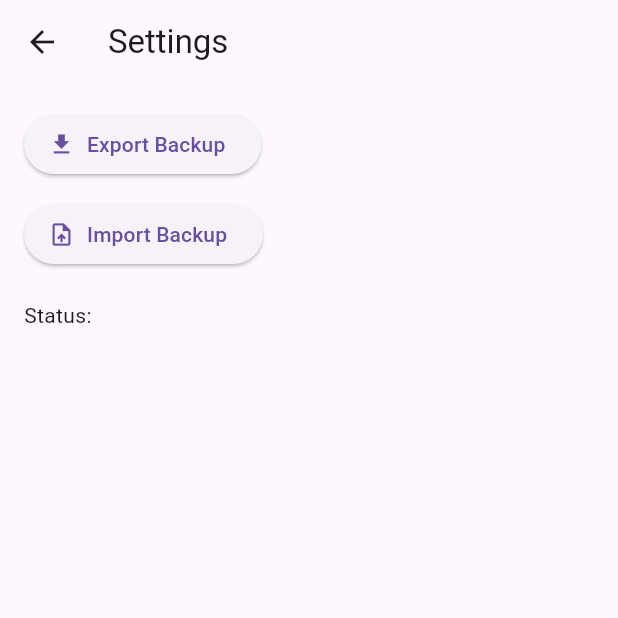
After one commit to hfcs/simple_match, a Flutter app: the SettingsView screen opened directly, after a tap on "Export Backup", on a phone screen of 412 x 824 dp, the top half of it. The commit adds this screen. Run offline on Flutter 3.47's test engine with Material 3 defaults, Android fonts, the phone set to English and light mode, and no system bars; our stand-ins replace printing, shared_preferences; missing offline and left inert: dart:html, dart:js_util; accounts and stored records are empty.

Commit message:
feature: web export/import + persistence import/export (web-safe exporters, file picker, persistence import/export)

```diff
--- a/lib/services/persistence_service.dart
+++ b/lib/services/persistence_service.dart
@@ -1,4 +1,9 @@
+// ignore_for_file: unnecessary_brace_in_string_interps
+
 import 'dart:convert';
+import 'dart:io';
+import 'platform_info.dart';
+import 'dart:typed_data';
 import 'package:shared_preferences/shared_preferences.dart';
 import 'package:logging/logging.dart';
 import '../models/shooter.dart';
@@ -173,6 +178,148 @@ class PersistenceService {
         .toList();
   }
 
+  /// Build a full backup map containing metadata and all lists.
+  Future<Map<String, dynamic>> buildBackupMap() async {
+    await ensureSchemaUpToDate();
+    final prefs = _prefs ?? await SharedPreferences.getInstance();
+    // For metadata we include schema version and timestamp
+    final meta = <String, dynamic>{
+      'schemaVersion': prefs.getInt(kDataSchemaVersionKey) ?? kDataSchemaVersion,
+      'exportedAt': DateTime.now().toUtc().toIso8601String(),
+      'appVersion': 'unknown', // kept simple for MVP
+      'platform': getPlatformName(),
+    };
+    final stages = await loadList('stages');
+    final shooters = await loadList('shooters');
+    final results = await loadList('stageResults');
+    return {
+      'metadata': meta,
+      'stages': stages,
+      'shooters': shooters,
+      'stageResults': results,
+    };
+  }
+
+  /// Return JSON string of a full backup (plain JSON, MVP no compression).
+  Future<String> exportBackupJson() async {
+    final map = await buildBackupMap();
+    return jsonEncode(map);
+  }
+
+  /// Atomic write to file path (plain JSON). Throws on IO errors.
+  Future<File> exportBackupToFile(String path) async {
+    final jsonStr = await exportBackupJson();
+    final outFile = File(path);
+    final tmp = File('${path}.tmp');
+
+    // Ensure parent dir exists
+    try {
+      await outFile.parent.create(recursive: true);
+    } catch (e) {
+      throw Exception('Failed to create parent directory for export file: $e');
+    }
+
+    try {
+      await tmp.writeAsString(jsonStr);
+    } catch (e) {
+      throw Exception('Failed to write temporary export file: $e');
+    }
+
+    // Try atomic rename; fall back to copy if rename isn't supported on the platform/filesystem
+    try {
+      if (await outFile.exists()) {
+        await outFile.delete();
+      }
+      return await tmp.rename(path);
+    } catch (e) {
+      // Non-atomic fallback: copy and remove temp file
+      try {
+        await tmp.copy(path);
+        await tmp.delete();
+        return File(path);
+      } catch (e2) {
+        throw Exception('Failed to finalize export file (rename and copy failed): $e ; $e2');
+      }
+    }
+  }
+
+  /// Result object returned from import operation.
+  /// Simple MVP: success flag, message, and counts of imported records.
+
+
+  /// Import backup from raw bytes (expects UTF-8 JSON). If [dryRun] is true,
+  /// validate only and do not persist. If [backupBeforeRestore] is true, save
+  /// a snapshot of current persisted data in prefs under key 'backup_before_restore'.
+  Future<ImportResult> importBackupFromBytes(Uint8List bytes, {bool dryRun = false, bool backupBeforeRestore = true}) async {
+    final prefs = _prefs ?? await SharedPreferences.getInstance();
+    String jsonStr;
+    try {
+      jsonStr = utf8.decode(bytes);
+    } catch (e) {
+      return ImportResult(success: false, message: 'Invalid UTF-8 in backup bytes');
+    }
+
+    Map<String, dynamic> parsed;
+    try {
+      final decoded = jsonDecode(jsonStr);
+      if (decoded is! Map<String, dynamic>) return ImportResult(success: false, message: 'Backup JSON must be an object');
+      parsed = decoded;
+    } catch (e) {
+      return ImportResult(success: false, message: 'Failed to parse JSON: $e');
+    }
+
+    // Basic validation
+    if (!parsed.containsKey('stages') || !parsed.containsKey('shooters') || !parsed.containsKey('stageResults')) {
+      return ImportResult(success: false, message: 'Backup missing required keys (stages, shooters, stageResults)');
+    }
+
+    final stages = parsed['stages'];
+    final shooters = parsed['shooters'];
+    final results = parsed['stageResults'];
+    if (stages is! List || shooters is! List || results is! List) {
+      return ImportResult(success: false, message: 'Backup keys must be lists');
+    }
+
+    // If dry run, return counts and success
+    if (dryRun) {
+      return ImportResult(success: true, counts: {
+        'stages': stages.length,
+        'shooters': shooters.length,
+        'stageResults': results.length,
+      });
+    }
+
+    // Backup current data snapshot in prefs (simple MVP)
+    if (backupBeforeRestore) {
+      try {
+        final current = await buildBackupMap();
+        await prefs.setString('backup_before_restore', jsonEncode(current));
+      } catch (e, st) {
+        _logger.warning('Failed to create backup_before_restore snapshot: $e', e, st);
+      }
+    }
+
+    // Persist incoming lists using saveList to ensure schema version updates
+    try {
+      // normalize to List<Map<String,dynamic>>
+      final stagesList = stages.map<Map<String, dynamic>>((e) => Map<String, dynamic>.from(e as Map)).toList();
+      final shootersList = shooters.map<Map<String, dynamic>>((e) => Map<String, dynamic>.from(e as Map)).toList();
+      final resultsList = results.map<Map<String, dynamic>>((e) => Map<String, dynamic>.from(e as Map)).toList();
+      await saveList('stages', stagesList);
+      await saveList('shooters', shootersList);
+      await saveList('stageResults', resultsList);
+    } catch (e, st) {
+      _logger.severe('Failed to persist imported backup: $e', e, st);
+      return ImportResult(success: false, message: 'Failed to save imported data: $e');
+    }
+
+    return ImportResult(success: true, counts: {
+      'stages': stages.length,
+      'shooters': shooters.length,
+      'stageResults': results.length,
+    });
+  }
+
   Future<void> saveList(String key, List<Map<String, dynamic>> list) async {
     final prefs = _prefs ?? await SharedPreferences.getInstance();
     _logger.info('Attempting to save list to key $key with data: $list');
@@ -204,3 +351,11 @@ class PersistenceService {
 
   // Migration method is public and can be invoked directly in tests.
 }
+
+/// Result object returned from import operations.
+class ImportResult {
+  final bool success;
+  final String? message;
+  final Map<String, int> counts;
+  ImportResult({required this.success, this.message, Map<String, int>? counts}) : counts = counts ?? {};
+}
--- /dev/null
+++ b/lib/views/settings_view.dart
@@ -0,0 +1,243 @@
+// ignore_for_file: use_build_context_synchronously
+
+import 'package:flutter/foundation.dart';
+import 'package:flutter/material.dart';
+import 'export_utils_web.dart' if (dart.library.io) 'export_utils_io.dart';
+import 'io_file_helpers_web.dart' if (dart.library.io) 'io_file_helpers_io.dart';
+import 'package:provider/provider.dart';
+import '../services/persistence_service.dart';
+import '../repository/match_repository.dart';
+
+class SettingsView extends StatefulWidget {
+  /// Optional override for the platform-specific saveExport function used in tests.
+  final Future<void> Function(String path, String content)? saveExportOverride;
+
+  const SettingsView({super.key, this.saveExportOverride});
+
+  @override
+  State<SettingsView> createState() => _SettingsViewState();
+}
+
+class _SettingsViewState extends State<SettingsView> {
+  String _lastMessage = '';
+
+  // On IO platforms this returns a Directory, on web it returns null.
+  Future<dynamic> _documentsDir() async {
+    return await getDocumentsDirectory();
+  }
+
+  Future<void> _exportBackup(BuildContext context) async {
+    final repo = Provider.of<MatchRepository>(context, listen: false);
+    final svc = repo.persistence ?? PersistenceService();
+    try {
+      final ts = DateTime.now().toIso8601String().replaceAll(':', '-');
+      final exporter = widget.saveExportOverride ?? saveExport;
+
+      // When a test override is provided, skip writing to disk and let the
+      // override handle finalization. This avoids platform method-channel
+      // interactions in widget tests.
+      if (widget.saveExportOverride != null) {
+        final json = await svc.exportBackupJson();
+        final syntheticName = 'simple_match_backup_$ts.json';
+        await exporter(syntheticName, json);
+        if (!mounted) return;
+        setState(() => _lastMessage = 'Exported via override as $syntheticName');
+        ScaffoldMessenger.of(context).showSnackBar(SnackBar(content: Text('Exported via override as $syntheticName')));
+        return;
+      }
+
+      // On web we don't have access to an application documents directory and
+      // calling `getApplicationDocumentsDirectory()` may trigger a
+      // MissingPluginException. For web, directly trigger the browser download
+      // using the exporter (which is the web implementation of saveExport).
+      if (kIsWeb) {
+        final json = await svc.exportBackupJson();
+        final syntheticName = 'simple_match_backup_$ts.json';
+        await exporter(syntheticName, json);
+        if (!mounted) return;
+        setState(() => _lastMessage = 'Exported to browser download as $syntheticName');
+        ScaffoldMessenger.of(context).showSnackBar(SnackBar(content: Text('Exported to browser download as $syntheticName')));
+        return;
+      }
+
+  final dir = await _documentsDir();
+  final path = dir != null ? '${dir.path}/simple_match_backup_$ts.json' : 'simple_match_backup_$ts.json';
+  final file = await svc.exportBackupToFile(path);
+      // Use platform-specific saveExport to finalize for web vs io
+      try {
+        await exporter(path, await svc.exportBackupJson());
+      } catch (_) {
+        // IO saveExport will write to same path; ignore if it fails here
+      }
+      if (!mounted) return;
+      setState(() => _lastMessage = 'Exported to ${file.path}');
+      ScaffoldMessenger.of(context).showSnackBar(SnackBar(content: Text('Exported to ${file.path}')));
+    } catch (e) {
+      setState(() => _lastMessage = 'Export failed: $e');
+      ScaffoldMessenger.of(context).showSnackBar(SnackBar(content: Text('Export failed: $e')));
+    }
+  }
+
+  Future<List<dynamic>> _listBackups() async {
+    return await listBackups();
+  }
+
+  Future<void> _importBackup(BuildContext context) async {
+    final repo = Provider.of<MatchRepository>(context, listen: false);
+    final svc = repo.persistence ?? PersistenceService();
+    try {
+      // On web, use a file picker because we can't access app documents dir.
+      if (kIsWeb) {
+        final picked = await pickBackupFileViaBrowser();
+        if (picked == null) {
+          ScaffoldMessenger.of(context).showSnackBar(const SnackBar(content: Text('No file selected')));
+          return;
+        }
+        final bytes = picked['bytes'] as Uint8List;
+        final name = picked['name'] as String;
+
+        // Run a dry-run first
+        final dry = await svc.importBackupFromBytes(bytes, dryRun: true);
+        if (!dry.success) {
+          if (mounted) ScaffoldMessenger.of(context).showSnackBar(SnackBar(content: Text('Backup validation failed: ${dry.message}')));
+          return;
+        }
+
+        final confirm = await showDialog<bool?>(
+          context: context,
+          builder: (ctx) => AlertDialog(
+            title: const Text('Confirm restore'),
+            content: Text('This will overwrite current match data. Import ${dry.counts['stages']} stages, ${dry.counts['shooters']} shooters, ${dry.counts['stageResults']} results from $name. Proceed?'),
+            actions: [
+              TextButton(onPressed: () => Navigator.of(ctx).pop(false), child: const Text('Cancel')),
+              TextButton(onPressed: () => Navigator.of(ctx).pop(true), child: const Text('Restore')),
+            ],
+          ),
+        );
+
+        if (confirm != true) return;
+
+        final res = await svc.importBackupFromBytes(bytes, dryRun: false, backupBeforeRestore: true);
+        if (res.success) {
+          try {
+            await repo.loadAll();
+          } catch (e) {
+            if (mounted) ScaffoldMessenger.of(context).showSnackBar(SnackBar(content: Text('Import succeeded but failed to reload repository: $e')));
+            if (!mounted) return;
+            setState(() => _lastMessage = 'Import succeeded, reload failed: $e');
+            return;
+          }
+
+          if (mounted) ScaffoldMessenger.of(context).showSnackBar(const SnackBar(content: Text('Import successful')));
+          if (!mounted) return;
+          setState(() => _lastMessage = 'Import successful');
+        } else {
+          if (mounted) ScaffoldMessenger.of(context).showSnackBar(SnackBar(content: Text('Import failed: ${res.message}')));
+          if (!mounted) return;
+          setState(() => _lastMessage = 'Import failed: ${res.message}');
+        }
+        return;
+      }
+
+      final files = await _listBackups();
+      if (files.isEmpty) {
+        ScaffoldMessenger.of(context).showSnackBar(const SnackBar(content: Text('No backup files found in app documents directory')));
+        return;
+      }
+
+      // Let user pick from a simple dialog
+  final chosen = await showDialog<dynamic>(
+        context: context,
+        builder: (ctx) => SimpleDialog(
+          title: const Text('Select backup to import'),
+          children: files.map((f) {
+            final name = f.path.split('/').last;
+            return SimpleDialogOption(
+              onPressed: () => Navigator.of(ctx).pop(f),
+              child: Text(name),
+            );
+          }).toList(),
+        ),
+      );
+
+      if (chosen == null) return;
+
+  final bytes = await readFileBytes(chosen.path);
+
+  // Run a dry-run first
+  final dry = await svc.importBackupFromBytes(bytes, dryRun: true);
+      if (!dry.success) {
+        if (mounted) ScaffoldMessenger.of(context).showSnackBar(SnackBar(content: Text('Backup validation failed: ${dry.message}')));
+        return;
+      }
+
+      final confirm = await showDialog<bool?>(
+        context: context,
+        builder: (ctx) => AlertDialog(
+          title: const Text('Confirm restore'),
+          content: Text('This will overwrite current match data. Import ${dry.counts['stages']} stages, ${dry.counts['shooters']} shooters, ${dry.counts['stageResults']} results. Proceed?'),
+          actions: [
+            TextButton(onPressed: () => Navigator.of(ctx).pop(false), child: const Text('Cancel')),
+            TextButton(onPressed: () => Navigator.of(ctx).pop(true), child: const Text('Restore')),
+          ],
+        ),
+      );
+
+  if (confirm != true) return;
+
+      final res = await svc.importBackupFromBytes(Uint8List.fromList(bytes), dryRun: false, backupBeforeRestore: true);
+      if (res.success) {
+        // Refresh repository state from persistence; loadAll() now notifies listeners
+        try {
+          await repo.loadAll();
+        } catch (e) {
+          // Non-fatal: show message but continue
+          if (mounted) ScaffoldMessenger.of(context).showSnackBar(SnackBar(content: Text('Import succeeded but failed to reload repository: $e')));
+          if (!mounted) return;
+          setState(() => _lastMessage = 'Import succeeded, reload failed: $e');
+          return;
+        }
+
+        if (mounted) ScaffoldMessenger.of(context).showSnackBar(const SnackBar(content: Text('Import successful')));
+        if (!mounted) return;
+        setState(() => _lastMessage = 'Import successful');
+      } else {
+        if (mounted) ScaffoldMessenger.of(context).showSnackBar(SnackBar(content: Text('Import failed: ${res.message}')));
+        if (!mounted) return;
+        setState(() => _lastMessage = 'Import failed: ${res.message}');
+      }
+    } catch (e) {
+      if (mounted) ScaffoldMessenger.of(context).showSnackBar(SnackBar(content: Text('Import error: $e')));
+      if (!mounted) return;
+      setState(() => _lastMessage = 'Import error: $e');
+    }
+  }
+
+  @override
+  Widget build(BuildContext context) {
+    return Scaffold(
+      appBar: AppBar(title: const Text('Settings')),
+      body: Padding(
+        padding: const EdgeInsets.all(16.0),
+        child: Column(
+          crossAxisAlignment: CrossAxisAlignment.start,
+          children: [
+            ElevatedButton.icon(
+              icon: const Icon(Icons.download),
+              label: const Text('Export Backup'),
+              onPressed: () => _exportBackup(context),
+            ),
+            const SizedBox(height: 12),
+            ElevatedButton.icon(
+              icon: const Icon(Icons.upload_file),
+              label: const Text('Import Backup'),
+              onPressed: () => _importBackup(context),
+            ),
+            const SizedBox(height: 20),
+            Text('Status: $_lastMessage'),
+          ],
+        ),
+      ),
+    );
+  }
+}
--- a/lib/views/web_pdf_utils.dart
+++ b/lib/views/web_pdf_utils.dart
@@ -1,3 +1,4 @@
+// ignore_for_file: avoid_web_libraries_in_flutter, deprecated_member_use
 import 'dart:html' as html;
 import 'package:pdf/widgets.dart' as pw;
 
```
Also changed, not shown: lib/views/export_utils_io.dart (added, +7 -0 lines), lib/views/export_utils_web.dart (added, +17 -0 lines), lib/views/io_file_helpers_io.dart (added, +24 -0 lines), lib/views/io_file_helpers_web.dart (added, +93 -0 lines).
